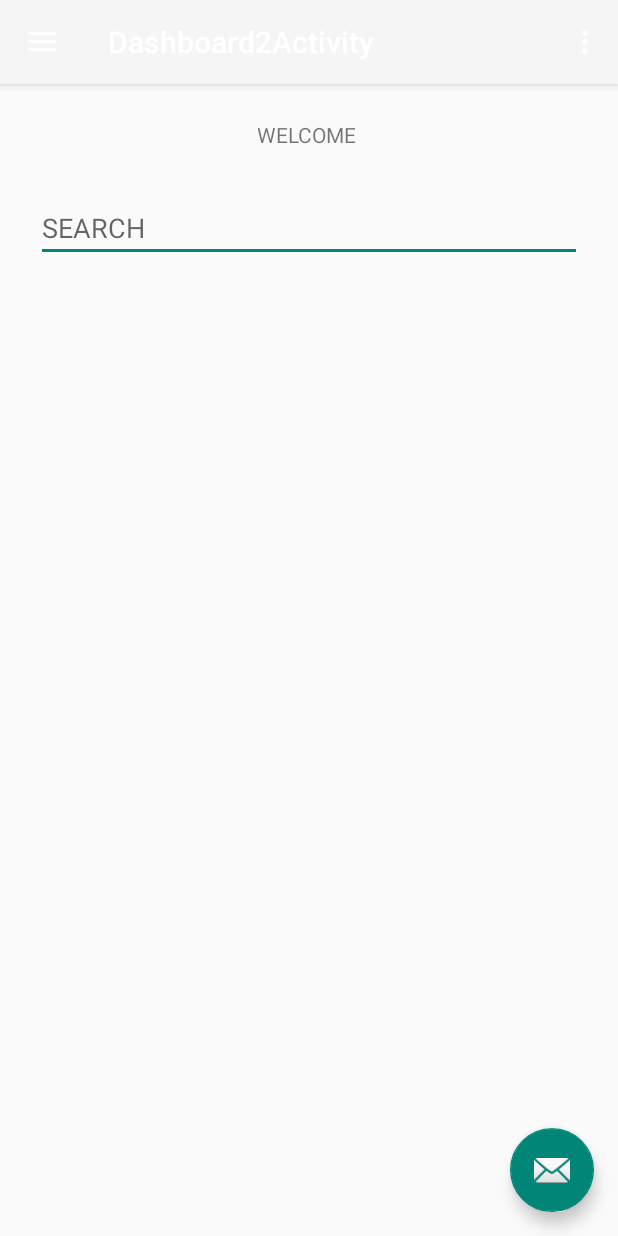
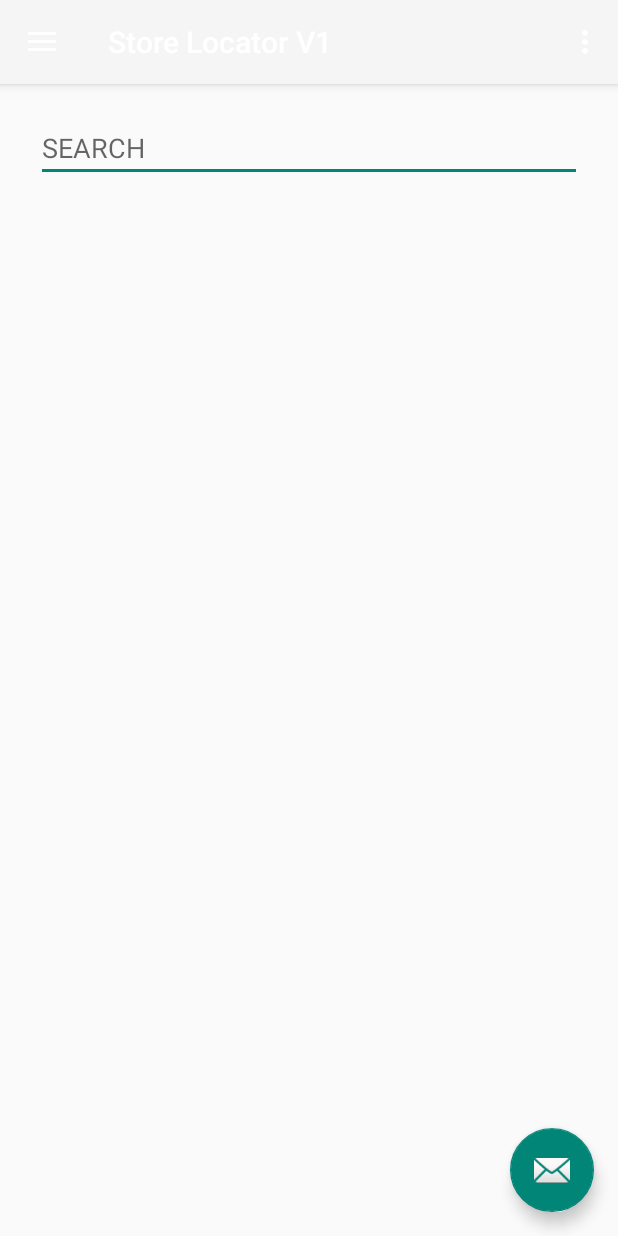
Before and after one commit to abhilashkulkarni340/LocatorProject, an Android app: the screen it shows after launch (Dashboard2Activity), after a tap on "SUBMIT", on a phone screen of 412 x 824 dp. Run offline under Robolectric (Android 15) with nearby library versions, the phone set to English and light mode, and no system bars.

Commit message:
updated dashboard

```diff
--- a/app/src/main/java/com/example/abhilashsk/storelocator/Dashboard2Activity.java
+++ b/app/src/main/java/com/example/abhilashsk/storelocator/Dashboard2Activity.java
@@ -47,8 +47,11 @@ public class Dashboard2Activity extends AppCompatActivity
         String username = intent.getStringExtra(LoginActivity.EXTRA_USERNAME);
         String password = intent.getStringExtra(LoginActivity.EXTRA_PASSWORD);
 
-        TextView display = findViewById(R.id.display_text);
-        display.setText("WELCOME "+username);
+//        TextView username_tv = findViewById(R.id.username_text);
+//        TextView email_tv = findViewById(R.id.email_text);
+//        username_tv.setText(username);
+//        email_tv.setText(password);
+
     }
 
     @Override
@@ -97,10 +100,6 @@ public class Dashboard2Activity extends AppCompatActivity
 
         } else if (id == R.id.nav_manage) {
 
-        } else if (id == R.id.nav_share) {
-
-        } else if (id == R.id.nav_send) {
-
         }
 
         DrawerLayout drawer = (DrawerLayout) findViewById(R.id.drawer_layout);
--- a/app/src/main/res/layout/content_dashboard2.xml
+++ b/app/src/main/res/layout/content_dashboard2.xml
@@ -8,30 +8,33 @@
     tools:context="com.example.abhilashsk.storelocator.Dashboard2Activity"
     tools:showIn="@layout/app_bar_dashboard2">
 
-    <TextView
-        android:id="@+id/display_text"
-        android:layout_width="wrap_content"
-        android:layout_height="wrap_content"
-        android:layout_marginEnd="24dp"
-        android:layout_marginStart="24dp"
-        android:layout_marginTop="24dp"
-        android:text="WELCOME"
-        app:layout_constraintEnd_toEndOf="parent"
-        app:layout_constraintStart_toStartOf="parent"
-        app:layout_constraintTop_toTopOf="parent" />
-
     <EditText
         android:id="@+id/search_bar"
         android:layout_width="0dp"
         android:layout_height="wrap_content"
         android:layout_marginEnd="24dp"
         android:layout_marginStart="24dp"
-        android:layout_marginTop="30dp"
+        android:layout_marginTop="20dp"
         android:ems="10"
         android:hint="@string/search_lgn"
         android:inputType="textPersonName"
         app:layout_constraintEnd_toEndOf="parent"
         app:layout_constraintStart_toStartOf="parent"
-        app:layout_constraintTop_toBottomOf="@+id/display_text" />
+        app:layout_constraintTop_toTopOf="parent" />
+
+    <LinearLayout
+        android:layout_width="0dp"
+        android:layout_height="0dp"
+        android:layout_marginBottom="24dp"
+        android:layout_marginEnd="24dp"
+        android:layout_marginStart="24dp"
+        android:layout_marginTop="24dp"
+        android:orientation="vertical"
+        app:layout_constraintBottom_toBottomOf="parent"
+        app:layout_constraintEnd_toEndOf="parent"
+        app:layout_constraintStart_toStartOf="parent"
+        app:layout_constraintTop_toBottomOf="@+id/search_bar">
+
+    </LinearLayout>
 
 </android.support.constraint.ConstraintLayout>
--- a/app/src/main/res/layout/nav_header_dashboard2.xml
+++ b/app/src/main/res/layout/nav_header_dashboard2.xml
@@ -23,13 +23,13 @@
         android:layout_width="match_parent"
         android:layout_height="wrap_content"
         android:paddingTop="@dimen/nav_header_vertical_spacing"
-        android:text="Android Studio"
+        android:text="ABHILASH"
         android:textAppearance="@style/TextAppearance.AppCompat.Body1" />
 
     <TextView
         android:id="@+id/textView"
         android:layout_width="wrap_content"
         android:layout_height="wrap_content"
-        android:text="android.studio@android.com" />
+        android:text="abhilashkulkarni340@gmail.com" />
 
 </LinearLayout>
--- a/app/src/main/res/menu/activity_dashboard2_drawer.xml
+++ b/app/src/main/res/menu/activity_dashboard2_drawer.xml
@@ -22,17 +22,4 @@
             android:title="Tools" />
     </group>
 
-    <item android:title="Communicate">
-        <menu>
-            <item
-                android:id="@+id/nav_share"
-                android:icon="@drawable/ic_menu_share"
-                android:title="Share" />
-            <item
-                android:id="@+id/nav_send"
-                android:icon="@drawable/ic_menu_send"
-                android:title="Send" />
-        </menu>
-    </item>
-
 </menu>
--- a/app/src/main/res/menu/dashboard2.xml
+++ b/app/src/main/res/menu/dashboard2.xml
@@ -3,6 +3,7 @@
     xmlns:app="http://schemas.android.com/apk/res-auto">
     <item
         android:id="@+id/action_settings"
+        android:layout_width="match_parent"
         android:orderInCategory="100"
         android:title="@string/action_settings"
         app:showAsAction="never" />
--- a/app/src/main/res/values/strings.xml
+++ b/app/src/main/res/values/strings.xml
@@ -4,10 +4,10 @@
     <string name="password">Password</string>
     <string name="submit_lgn">SUBMIT</string>
     <string name="search_lgn">SEARCH</string>
-    <string name="title_activity_dashboard2">Dashboard2Activity</string>
+    <string name="title_activity_dashboard2">Store Locator V1</string>
 
     <string name="navigation_drawer_open">Open navigation drawer</string>
     <string name="navigation_drawer_close">Close navigation drawer</string>
 
-    <string name="action_settings">Settings</string>
+    <string name="action_settings">OFFERS</string>
 </resources>
```
